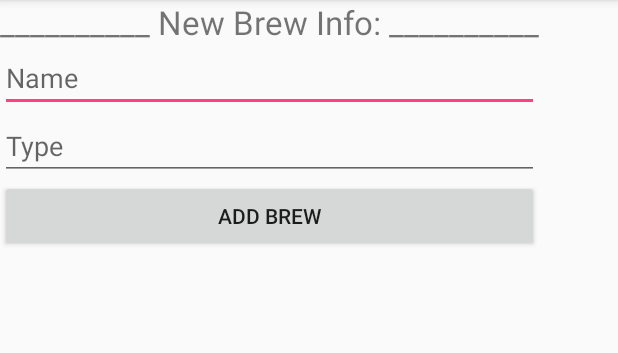
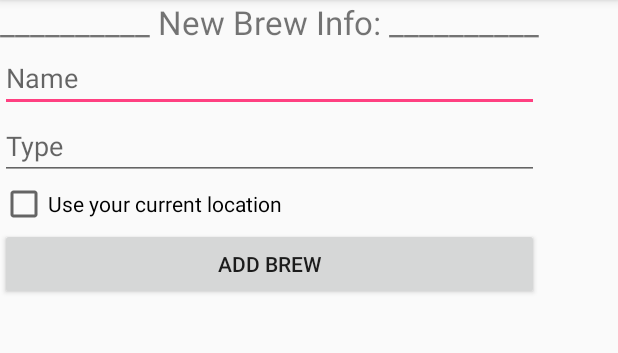
Before and after one commit to Mikhail617/BrewBuddy, an Android app: the AddABrewActivity screen opened directly, with no data from a screen before it, after a tap on "ADD BREW", on a phone screen of 412 x 824 dp, the part 84-437 px from its top. Run offline under Robolectric (Android 15) with nearby library versions, the phone set to English and light mode, and no system bars.

Commit message:
BrewBuddy SQLite database. Add brews and view brews table.

```diff
--- a/ANDROID/BrewBuddy/app/src/main/AndroidManifest.xml
+++ b/ANDROID/BrewBuddy/app/src/main/AndroidManifest.xml
@@ -43,7 +43,10 @@
         <activity
             android:name=".BreweryListAcitvity"
             android:label="@string/title_activity_brewery_list" />
-        <activity android:name=".AddABrewActivity"></activity>
+        <activity android:name=".AddABrewActivity" />
+        <activity
+            android:name=".BrewListActivity"
+            android:label="Brews" />
     </application>
 
 </manifest>
--- a/ANDROID/BrewBuddy/app/src/main/java/com/example/mikhailefroimson/brewbuddy/AddABrewActivity.java
+++ b/ANDROID/BrewBuddy/app/src/main/java/com/example/mikhailefroimson/brewbuddy/AddABrewActivity.java
@@ -2,12 +2,29 @@ package com.example.mikhailefroimson.brewbuddy;
 
 import android.support.v7.app.AppCompatActivity;
 import android.os.Bundle;
+import android.view.View;
+import android.widget.EditText;
+
+import com.example.mikhailefroimson.brewbuddy.BrewBuddyDatabaseHelper;
 
 public class AddABrewActivity extends AppCompatActivity {
+
+    EditText brewNameTextField;
+    EditText brewTypeTextField;
 
     @Override
     protected void onCreate(Bundle savedInstanceState) {
         super.onCreate(savedInstanceState);
         setContentView(R.layout.activity_add_abrew);
+
+        brewNameTextField = (EditText) findViewById(R.id.EditTextName);
+        brewTypeTextField = (EditText) findViewById(R.id.EditTextType);
+    }
+
+    public void addBrew(View button) {
+        BrewBuddyDatabaseHelper bbdb = new BrewBuddyDatabaseHelper(button.getContext());
+        String name = brewNameTextField.getText().toString();
+        String type = brewTypeTextField.getText().toString();
+        bbdb.addBrew(name, type);
     }
 }
--- a/ANDROID/BrewBuddy/app/src/main/java/com/example/mikhailefroimson/brewbuddy/BrewBuddyDatabaseHelper.java
+++ b/ANDROID/BrewBuddy/app/src/main/java/com/example/mikhailefroimson/brewbuddy/BrewBuddyDatabaseHelper.java
@@ -5,6 +5,9 @@ import android.content.Context;
 import android.database.sqlite.SQLiteDatabase;
 import android.database.sqlite.SQLiteOpenHelper;
 import android.provider.BaseColumns;
+import android.util.Log;
+
+import java.io.File;
 
 /**
  * Created by mikhail.efroimson on 12/18/2017.
@@ -12,9 +15,17 @@ import android.provider.BaseColumns;
 
 public class BrewBuddyDatabaseHelper extends SQLiteOpenHelper {
 
+    private static String TAG = "BrewBuddyDatabaseHelper";
+
     // If you change the database schema, you must increment the database version.
-    public static final int DATABASE_VERSION = 1;
+    public static final int DATABASE_VERSION = 2;
     public static final String DATABASE_NAME = "BrewBuddy.db";
+
+    public BrewBuddyDatabaseHelper(Context context) {
+        super(context, DATABASE_NAME, null, DATABASE_VERSION);
+        boolean doesExist = doesDatabaseExist(context, DATABASE_NAME);
+        Log.d(TAG, "BrewBuddy.db exists = " + doesExist);
+    }
 
     private static final String SQL_CREATE_BREWERIES =
             "CREATE TABLE " + BrewBuddyDatabaseContract.Breweries.TABLE_NAME_BREWERIES + " (" +
@@ -40,12 +51,14 @@ public class BrewBuddyDatabaseHelper extends SQLiteOpenHelper {
 
     @Override
     public void onCreate(SQLiteDatabase db) {
-
+        db.execSQL(SQL_CREATE_BREWERIES);
+        db.execSQL(SQL_CREATE_BREWS);
     }
 
     @Override
     public void onUpgrade(SQLiteDatabase db, int oldVersion, int newVersion) {
-
+        db.execSQL(SQL_CREATE_BREWERIES);
+        db.execSQL(SQL_CREATE_BREWS);
     }
 
     public void addBrew(String brew_name, String brew_type) {
@@ -76,4 +89,10 @@ public class BrewBuddyDatabaseHelper extends SQLiteOpenHelper {
         // Insert the new row, returning the primary key value of the new row
         long newRowId = db.insert(BrewBuddyDatabaseContract.Breweries.TABLE_NAME_BREWERIES, null, values);
     }
+
+    private static boolean doesDatabaseExist(Context context, String dbName) {
+        File dbFile = context.getDatabasePath(dbName);
+        return dbFile.exists();
+    }
+
 }
--- a/ANDROID/BrewBuddy/app/src/main/java/com/example/mikhailefroimson/brewbuddy/MainActivity.java
+++ b/ANDROID/BrewBuddy/app/src/main/java/com/example/mikhailefroimson/brewbuddy/MainActivity.java
@@ -25,6 +25,11 @@ public class MainActivity extends AppCompatActivity {
         startActivity(intent);
     }
 
+    public void brewButtonClickFunction(View v) {
+        Intent intent = new Intent(this, BrewListActivity.class);
+        startActivity(intent);
+    }
+
     public void addABrewButtonClickFunction(View v) {
         Intent intent = new Intent(this, AddABrewActivity.class);
         startActivity(intent);
--- a/ANDROID/BrewBuddy/app/src/main/res/layout/activity_add_abrew.xml
+++ b/ANDROID/BrewBuddy/app/src/main/res/layout/activity_add_abrew.xml
@@ -34,11 +34,18 @@
             android:layout_width="fill_parent">
         </EditText>
 
+        <CheckBox
+            android:id="@+id/CheckBoxResponse"
+            android:layout_height="wrap_content"
+            android:text="@string/BrewLocationUseCurrent"
+            android:layout_width="fill_parent">
+        </CheckBox>
+
         <Button
             android:id="@+id/ButtonSendFeedback"
             android:layout_height="wrap_content"
             android:text="@string/SubmitBrewButton"
-            android:onClick="sendFeedback"
+            android:onClick="addBrew"
             android:layout_width="fill_parent">
         </Button>
 
--- /dev/null
+++ b/ANDROID/BrewBuddy/app/src/main/res/layout/activity_view_brews.xml
@@ -0,0 +1,6 @@
+<?xml version="1.0" encoding="utf-8"?>
+    <TableLayout xmlns:android="http://schemas.android.com/apk/res/android"
+    android:id="@+id/tablelayout"
+    android:layout_width="fill_parent"
+    android:layout_height="fill_parent" >
+    </TableLayout>
--- a/ANDROID/BrewBuddy/app/src/main/res/values/strings.xml
+++ b/ANDROID/BrewBuddy/app/src/main/res/values/strings.xml
@@ -8,5 +8,6 @@
     <string name="BrewType">Type</string>
     <string name="BreweryName">Address</string>
     <string name="BreweryAddress">Address</string>
+    <string name="BrewLocationUseCurrent">Use your current location</string>
     <string name="SubmitBrewButton">Add Brew</string>
 </resources>
```
Also changed, not shown: ANDROID/BrewBuddy/app/src/main/java/com/example/mikhailefroimson/brewbuddy/BrewListActivity.java (added, +99 -0 lines), ANDROID/BrewBuddy/app/src/main/res/layout/activity_main.xml (+4 -3 lines).
